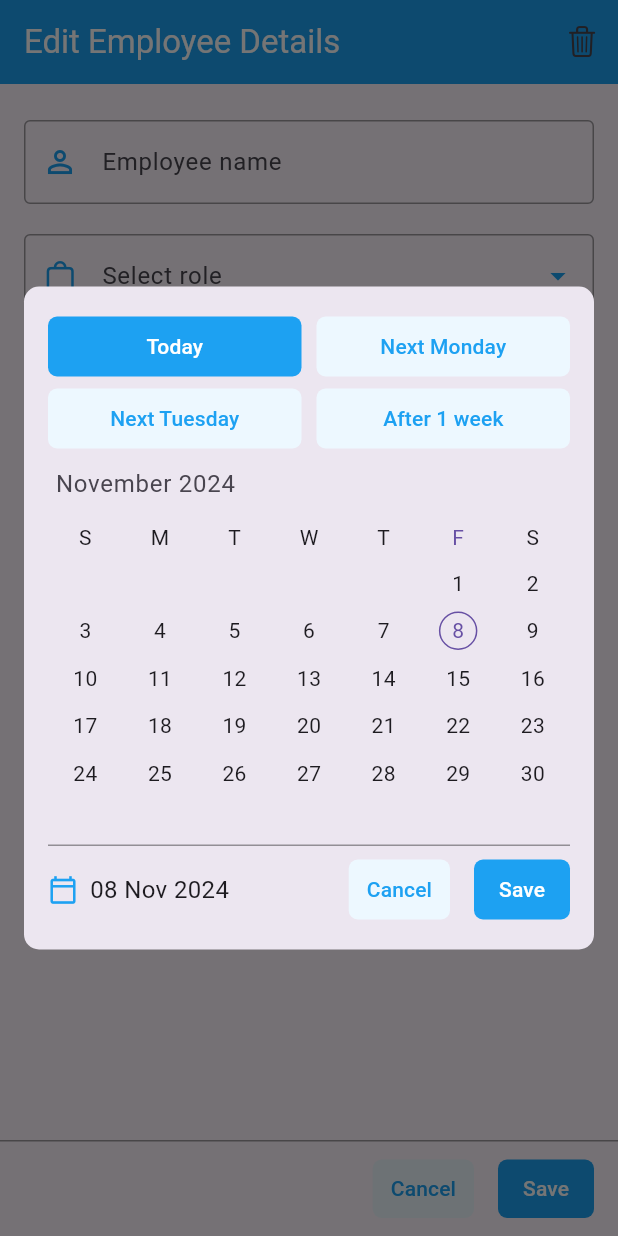
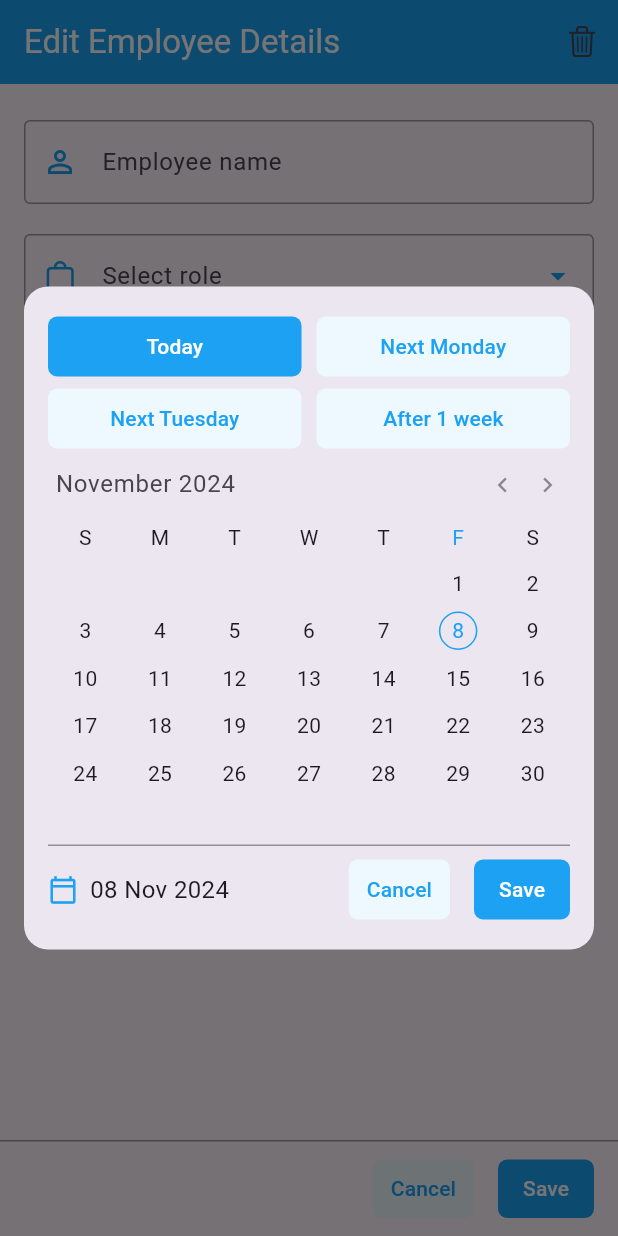
Before and after one commit to anant-kannaik/employee_tracker, a Flutter app: the AddEmployeeDetailsScreen screen opened directly with empty values, after a tap on the "calendar today" icon, on a phone screen of 412 x 824 dp. Run offline on Flutter 3.47's test engine with Material 3 defaults, Android fonts, the phone set to English and light mode, and no system bars; drawn by our look-alikes of syncfusion_flutter_datepicker; our stand-ins replace flutter_bloc, sqflite; accounts and stored records are empty.

Commit message:
UI fixes for calender view

```diff
--- a/lib/screens/add_employee_details_screen.dart
+++ b/lib/screens/add_employee_details_screen.dart
@@ -306,7 +306,7 @@ class _AddEmployeeDetailsScreenState extends State<AddEmployeeDetailsScreen> {
               contentPadding: const EdgeInsets.all(16.0),
               insetPadding: const EdgeInsets.symmetric(horizontal: 16.0),
               shape: const RoundedRectangleBorder(
-                  borderRadius: BorderRadius.all(Radius.circular(10.0))),
+                  borderRadius: BorderRadius.all(Radius.circular(16.0))),
               content: Column(
                 mainAxisSize: MainAxisSize.min,
                 children: [
@@ -450,6 +450,12 @@ class _AddEmployeeDetailsScreenState extends State<AddEmployeeDetailsScreen> {
                     width: MediaQuery.of(context).size.width,
                     height: 260.0,
                     child: SfDateRangePicker(
+                      showNavigationArrow: true,
+                      todayHighlightColor: AppColors.primaryColor,
+                      selectionColor: AppColors.primaryColor,
+                      backgroundColor: Colors.transparent,
+                      headerStyle: const DateRangePickerHeaderStyle(
+                          backgroundColor: Colors.transparent),
                       controller: dateRangePickerController,
                       onSelectionChanged:
                           (dateRangePickerSelectionChangedArgs) {
```
